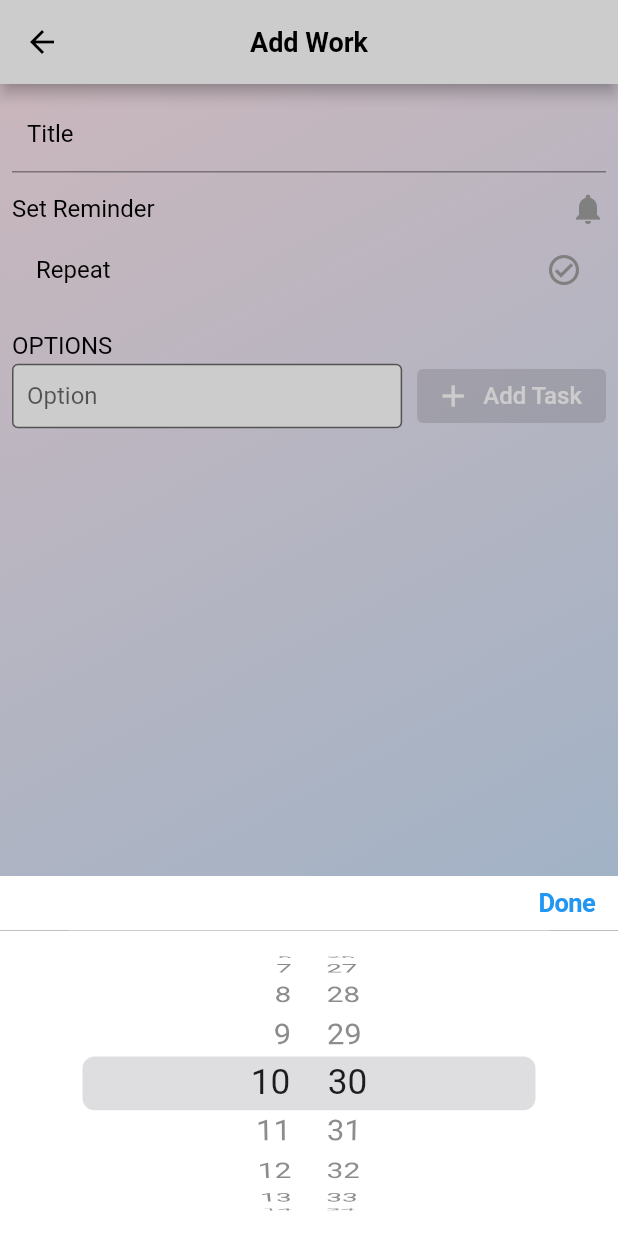
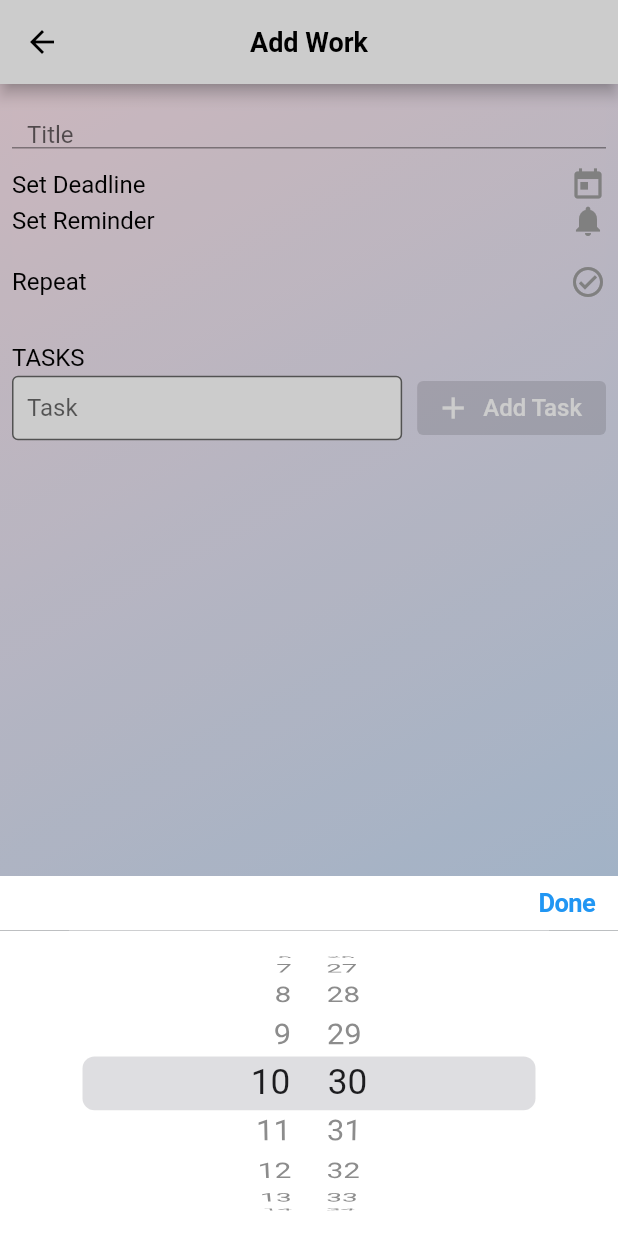
Before and after one commit to beobanhbo/reminder, a Flutter app: the EditWorkScreen screen opened directly with empty values, after a tap on "Set Reminder", on a phone screen of 412 x 824 dp. Run offline on Flutter 3.47's test engine with Material 2 defaults, Android fonts, the light colour scheme and no system bars; our stand-ins replace another_flushbar, bloc, flutter_bloc, flutter_local_notifications, flutter_native_timezone, flutter_slidable and 4 more; accounts and stored records are empty; generated files the repository leaves out were written again.

Commit message:
add deadline

```diff
--- a/lib/common/expand_widget/expand_reminder_widget.dart
+++ b/lib/common/expand_widget/expand_reminder_widget.dart
@@ -1,8 +1,10 @@
 import 'package:flutter/cupertino.dart';
 import 'package:flutter/material.dart';
+import 'package:flutter/widgets.dart';
 import 'package:reminder/common/app_manager.dart';
 import 'package:reminder/common/app_utils.dart';
-import 'package:reminder/common/time_picker/duration_picker.dart';
+import 'package:reminder/common/time_picker/date_picker.dart';
+import 'package:reminder/common/time_picker/time_picker.dart';
 import 'package:reminder/config/AppColors.dart';
 import 'package:reminder/config/app_font_styles.dart';
 import 'package:reminder/config/app_strings.dart';
@@ -18,8 +20,8 @@ class ReminderWidget extends StatefulWidget {
 
 class _ReminderWidgetState extends State<ReminderWidget> {
   Work _work;
-  DateTime _dateTime;
-  bool isEnableNotification, isEnableRepeat;
+  DateTime _dateTime, _deadline;
+  bool isEnableNotification, isEnableRepeat, isEnableDeadline;
   List<DayOfWeek> _listDay = [];
   List<String> selectedDate = [];
   @override
@@ -27,12 +29,14 @@ class _ReminderWidgetState extends State<ReminderWidget> {
     _work = widget.work;
     isEnableNotification = _work?.enableReminder ?? false;
     isEnableRepeat = _work?.isRepeat ?? false;
+    isEnableDeadline = _work?.deadline != null ? true : false;
     _listDay = _work?.week != null
         ? _work.week.listDay
         : AppManager.shared.week.listDay;
-    getChoosedDay(_listDay);
+    getChosenDay(_listDay);
 
     _dateTime = _work?.remindAtTime;
+    _deadline = _work?.deadline;
 
     super.initState();
   }
@@ -46,7 +50,12 @@ class _ReminderWidgetState extends State<ReminderWidget> {
 
   @override
   Widget build(BuildContext context) {
-    return _buildHeaderReminder();
+    return Column(
+      children: [
+        _buildDeadLine(),
+        _buildHeaderReminder(),
+      ],
+    );
   }
 
   Widget _buildHeaderReminder() {
@@ -72,7 +81,7 @@ class _ReminderWidgetState extends State<ReminderWidget> {
         },
         child: _dateTime != null
             ? Text(
-                '${AppStrings.RemindAt} ${AppUtils.convertFormatDateTime(_dateTime)}',
+                '${AppStrings.RemindAt} ${AppUtils.convertFormatToDate(_dateTime)} - ${AppUtils.convertFormatToTime(_dateTime)}',
                 style: isEnableNotification
                     ? AppStyles.textStyleBlue(16)
                     : AppStyles.textStyleBlackNormal(16))
@@ -85,10 +94,15 @@ class _ReminderWidgetState extends State<ReminderWidget> {
   Widget _buildButtonNotification() {
     return GestureDetector(
       onTap: () {
-        setState(() {
-          isEnableNotification = !isEnableNotification;
-          if (_work != null) _work.enableReminder = isEnableNotification;
-        });
+        if (_dateTime == null) {
+          _onTimePicker();
+          isEnableNotification = true;
+        } else {
+          setState(() {
+            isEnableNotification = !isEnableNotification;
+            if (_work != null) _work.enableReminder = isEnableNotification;
+          });
+        }
       },
       child: Icon(
         Icons.notifications,
@@ -101,6 +115,7 @@ class _ReminderWidgetState extends State<ReminderWidget> {
     return Column(
       children: [
         ExpansionTile(
+          tilePadding: EdgeInsets.only(top: 0),
           initiallyExpanded: isEnableRepeat,
           trailing: _buildRepeatButton(),
           title: Text(
@@ -146,7 +161,7 @@ class _ReminderWidgetState extends State<ReminderWidget> {
       onTap: () {
         setState(() {
           dayOfWeek.isSelected = !dayOfWeek.isSelected;
-          getChoosedDay(_listDay);
+          getChosenDay(_listDay);
         });
       },
       child: Container(
@@ -184,7 +199,7 @@ class _ReminderWidgetState extends State<ReminderWidget> {
     DateTime now;
     _dateTime != null ? now = _dateTime : now = DateTime.now();
 
-    showDurationPicker(context,
+    showTimesPicker(context,
         initDateTime: _work?.remindAtTime == null ? now : _work?.remindAtTime,
         onDateTimeChanged: (time) {
       _dateTime = time == null ? now : time;
@@ -193,7 +208,68 @@ class _ReminderWidgetState extends State<ReminderWidget> {
     });
   }
 
-  void getChoosedDay(List<DayOfWeek> listDay) {
+  void _onDatePicker() {
+    DateTime now;
+    _deadline != null ? now = _deadline : now = DateTime.now();
+
+    showDatesPicker(context,
+        initDateTime: _work?.deadline == null ? now : _work?.deadline,
+        onDateTimeChanged: (time) {
+      _deadline = time == null ? now : time;
+      _work?.deadline = _deadline;
+      isEnableDeadline = true;
+      setState(() {});
+    });
+  }
+
+  void getChosenDay(List<DayOfWeek> listDay) {
     selectedDate = AppUtils.getChoosedDayName(listDay);
   }
+
+  Widget _buildDeadLine() {
+    return GestureDetector(
+        onTap: () {
+          _onDatePicker();
+        },
+        child: Row(
+          mainAxisAlignment: MainAxisAlignment.spaceBetween,
+          children: [
+            Expanded(
+              child: _deadline != null
+                  ? Text(
+                      '${AppStrings.Deadline} ${AppUtils.convertFormatToDate(_deadline)}',
+                      style: isEnableDeadline
+                          ? AppStyles.textStyleBlue(16)
+                          : AppStyles.textStyleBlackNormal(16))
+                  : Text(
+                      AppStrings.SetDeadline,
+                      style: AppStyles.textStyleBlackNormal(16),
+                    ),
+            ),
+            _buildButtonClear(),
+          ],
+        ));
+  }
+
+  Widget _buildButtonClear() {
+    return GestureDetector(
+      onTap: () {
+        if (_deadline == null)
+          _onDatePicker();
+        else {
+          setState(() {
+            isEnableDeadline = !isEnableDeadline;
+            if (_work != null) {
+              _work.deadline = null;
+              _deadline = null;
+            }
+          });
+        }
+      },
+      child: Icon(
+        isEnableDeadline ? Icons.close : Icons.today,
+        color: isEnableDeadline ? AppColors.blue : AppColors.grey73,
+      ),
+    );
+  }
 }
--- /dev/null
+++ b/lib/common/time_picker/time_picker.dart
@@ -0,0 +1,115 @@
+import 'package:flutter/cupertino.dart';
+import 'package:flutter/material.dart' show Color, Colors, GestureDetector;
+import 'package:flutter/cupertino.dart'
+    show
+        Alignment,
+        Border,
+        BorderSide,
+        BoxDecoration,
+        BuildContext,
+        Color,
+        Column,
+        Container,
+        CrossAxisAlignment,
+        CupertinoDatePicker,
+        CupertinoTextThemeData,
+        CupertinoTheme,
+        CupertinoThemeData,
+        EdgeInsets,
+        Expanded,
+        FontWeight,
+        Key,
+        MainAxisAlignment,
+        Navigator,
+        Row,
+        SizedBox,
+        Text,
+        Widget,
+        required,
+        showCupertinoModalPopup;
+import 'package:reminder/config/AppColors.dart';
+import 'package:reminder/config/app_font_styles.dart';
+import 'package:reminder/config/app_strings.dart';
+export 'package:flutter/material.dart' show Color, Colors;
+
+void showTimesPicker(BuildContext context,
+    {Key key,
+    @required Function(DateTime value) onDateTimeChanged,
+    int minuteInterval = 1,
+    Color backgroundColor,
+    bool useRootNavigator = true,
+    DateTime initDateTime}) {
+  backgroundColor = backgroundColor ?? AppColors.white;
+  DateTime dateTime;
+  // Default to right now.
+
+  var doneButton = GestureDetector(
+      onTap: () {
+        onDateTimeChanged(dateTime);
+        Navigator.of(context).pop();
+      },
+      child: Container(
+          margin: const EdgeInsets.symmetric(horizontal: 15.0, vertical: 8),
+          child: Text(
+            AppStrings.Done,
+            style: CupertinoTheme.of(context)
+                .textTheme
+                .actionTextStyle
+                .copyWith(fontWeight: FontWeight.w600),
+          )));
+
+  //
+  showCupertinoModalPopup(
+    context: context,
+    builder: (context) => SizedBox(
+      height: 240.0,
+      child: Column(
+        crossAxisAlignment: CrossAxisAlignment.stretch,
+        children: <Widget>[
+          Container(
+            alignment: Alignment.centerRight,
+            decoration: BoxDecoration(
+              color: AppColors.white,
+              border: Border(
+                bottom: const BorderSide(width: 0.5, color: Colors.black38),
+              ),
+            ),
+            child: Row(
+              mainAxisAlignment: MainAxisAlignment.spaceBetween,
+              children: <Widget>[
+                Container(),
+                doneButton,
+              ],
+            ),
+          ),
+          Expanded(
+              child: Container(
+            color: AppColors.white,
+            child: CupertinoTheme(
+              data: CupertinoThemeData(
+                brightness: Brightness.dark,
+                textTheme: CupertinoTextThemeData(
+                    dateTimePickerTextStyle: AppStyles.textStyleBlackNormal(21),
+                    pickerTextStyle: AppStyles.textStyleBlackNormal(21)),
+              ),
+              child: CupertinoDatePicker(
+                mode: CupertinoDatePickerMode.time,
+                onDateTimeChanged: (DateTime value) {
+                  if (onDateTimeChanged == null) return;
+
+                  dateTime = DateTime(value.year, value.month, value.day,
+                      value.hour, value.minute);
+                },
+                initialDateTime: initDateTime,
+                minuteInterval: minuteInterval,
+                use24hFormat: true,
+                backgroundColor: backgroundColor,
+              ),
+            ),
+          ))
+        ],
+      ),
+    ),
+    useRootNavigator: useRootNavigator,
+  );
+}
--- a/lib/config/app_assets.dart
+++ b/lib/config/app_assets.dart
@@ -9,6 +9,7 @@ class AppAssets {
   static const String ic_check = 'assets/images/ic_check.svg';
   static const String icSuccessfully = 'assets/images/ic_successfully.svg';
   static const String icError = 'assets/images/ic_error.svg';
+  static const String ic_undo_alt_blue = 'assets/images/ic_undo_alt_blue.svg';
 }
 
 class AppImages {
--- a/lib/config/app_font_styles.dart
+++ b/lib/config/app_font_styles.dart
@@ -32,6 +32,7 @@ class AppStyles {
 
   static TextStyle textStyleBlue(double textSize) {
     return TextStyle(
+      fontWeight: FontWeight.normal,
       fontSize: textSize,
       color: AppColors.blue,
     );
--- a/lib/config/app_strings.dart
+++ b/lib/config/app_strings.dart
@@ -7,19 +7,21 @@ class AppStrings {
   static const String Plan = "Plan";
   static const String Repeat = "Repeat";
   static const String SetRemind = "Set Reminder";
+  static const String SetDeadline = "Set Deadline";
+  static const String Deadline = "Deadline on";
   static const String Remind = "Remind";
   static const String MissingRemind = "Please set time to remind!";
-  static const String RemindAt = "Remind at";
+  static const String RemindAt = "Remind begin on";
   static const String Done = "Done";
   static const String Everyday = "Everyday";
   static const String Complete_task = "Complete this task?";
   static const String Title = "Title";
-  static const String Options = "Options";
+  static const String Tasks = "Tasks";
   static const String Remove = "Remove";
   static const String Confirm = "Confirm";
   static const String Alert = "Alert";
   static const String Cancel = "Cancel";
-  static const String Option = "Option";
+  static const String Task = "Task";
   static const String TapToAdd = "Tap to add more";
   static const String Not_empty = "Not empty";
 }
--- a/lib/model/work.dart
+++ b/lib/model/work.dart
@@ -4,6 +4,7 @@ class Work {
   final String id, title, createAt;
   int stage;
   DateTime remindAtTime;
+  DateTime deadline;
   bool enableReminder, isRepeat;
   WorkTypeHive workType;
   Map<String, Work> workChildMap;
@@ -13,6 +14,7 @@ class Work {
     this.title,
     this.createAt,
     this.remindAtTime,
+    this.deadline,
     this.stage,
     this.enableReminder = false,
     this.isRepeat = false,
@@ -27,6 +29,7 @@ class Work {
       createAt: createAt ?? "",
       stage: stage ?? 0,
       remindAtTime: remindAtTime ?? DateTime(1969, 1, 20, 7, 0, 0),
+      deadline: deadline ?? null,
       enableReminder: enableReminder ?? false,
       isRepeat: isRepeat ?? false,
       week: week != null ? week.toHive() : [],
--- a/lib/model/work_hive.dart
+++ b/lib/model/work_hive.dart
@@ -26,6 +26,8 @@ class WorkHive extends HiveObject {
   bool isRepeat;
   @HiveField(9)
   DateTime remindAtTime;
+  @HiveField(10)
+  DateTime deadline;
 
   WorkHive({
     this.id,
@@ -33,6 +35,7 @@ class WorkHive extends HiveObject {
     this.createAt,
     this.stage,
     this.remindAtTime,
+    this.deadline,
     this.enableReminder = false,
     this.isRepeat = false,
     this.week,
@@ -47,6 +50,7 @@ class WorkHive extends HiveObject {
       createAt: createAt ?? "",
       stage: stage ?? 0,
       remindAtTime: remindAtTime ?? DateTime(1969, 1, 20, 7, 0, 0),
+      deadline: deadline ?? null,
       enableReminder: enableReminder ?? false,
       isRepeat: isRepeat ?? false,
       week: week != null ? week.toOrigin() : [],
--- a/lib/screen/edit_work_screen/edit_work_screen.dart
+++ b/lib/screen/edit_work_screen/edit_work_screen.dart
@@ -111,7 +111,7 @@ class _EditWorkScreenState extends State<EditWorkScreen> {
                                   contentPadding:
                                       EdgeInsets.fromLTRB(10, 16, 10, 0),
                                   border: UnderlineInputBorder(),
-                                  labelText: AppStrings.Title,
+                                  hintText: AppStrings.Title,
                                   labelStyle: AppStyles.textStyleBlackBold(16)),
                               controller: _titleTextController,
                               validator: (String value) {
@@ -196,7 +196,7 @@ class _EditWorkScreenState extends State<EditWorkScreen> {
       crossAxisAlignment: CrossAxisAlignment.start,
       children: <Widget>[
         Text(
-          AppStrings.Options.toUpperCase(),
+          AppStrings.Tasks.toUpperCase(),
           style: AppStyles.textStyleBlackBold(16),
         ),
         Row(
@@ -225,8 +225,8 @@ class _EditWorkScreenState extends State<EditWorkScreen> {
                       borderSide:
                           const BorderSide(color: Colors.white, width: 2.0),
                     ),
-                    hintText: AppStrings.Option,
-                    labelText: AppStrings.Option),
+                    hintText: AppStrings.Task,
+                    labelText: AppStrings.Task),
                 controller: _taskTextController,
                 maxLines: 2,
                 minLines: 1,
@@ -314,6 +314,7 @@ class _EditWorkScreenState extends State<EditWorkScreen> {
         isRepeat: _work.isRepeat,
         id: _work?.id != null ? _work.id : timestamp.substring(10),
         createAt: timestamp,
+        deadline: _work.deadline,
         week: Week(listDay: _listDayOfWeek));
     if (work.enableReminder) {
       if (work.isRepeat) {
```
Also changed, not shown: lib/common/app_utils.dart (+7 -1 lines), lib/common/slidable/slideable_work_item.dart (+47 -15 lines), lib/common/time_picker/date_picker.dart (renamed from lib/common/time_picker/duration_picker.dart, +5 -32 lines), lib/screen/main_screen/main_screen.dart (+3 -14 lines), assets/images/ic_undo_alt_blue.svg (added), lib/model/work_hive.g.dart.
